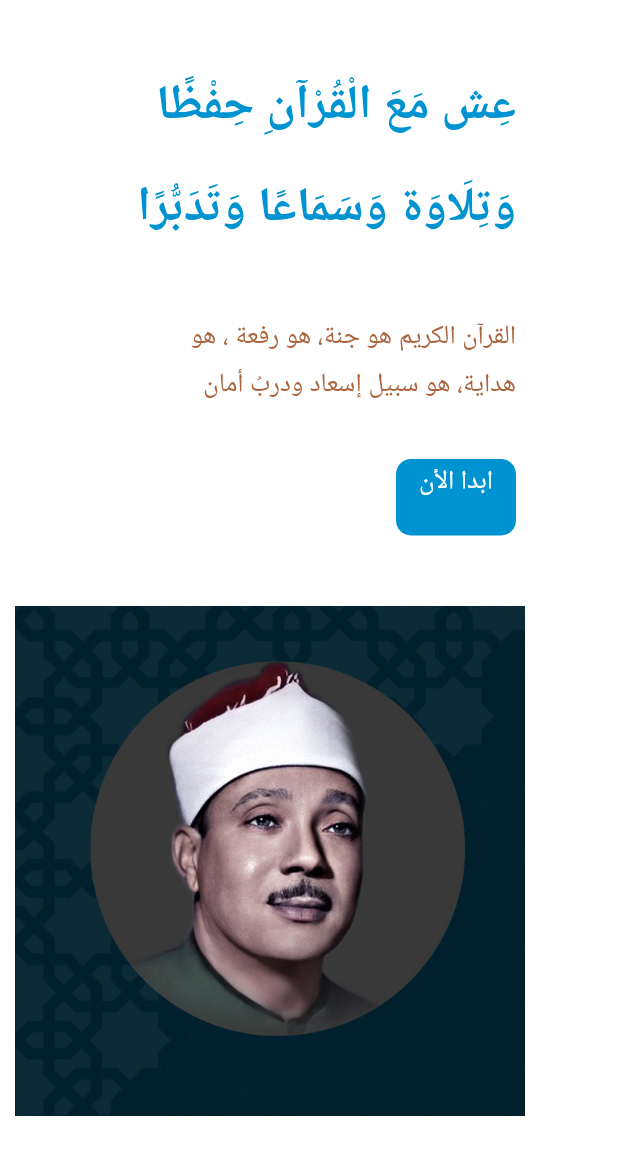
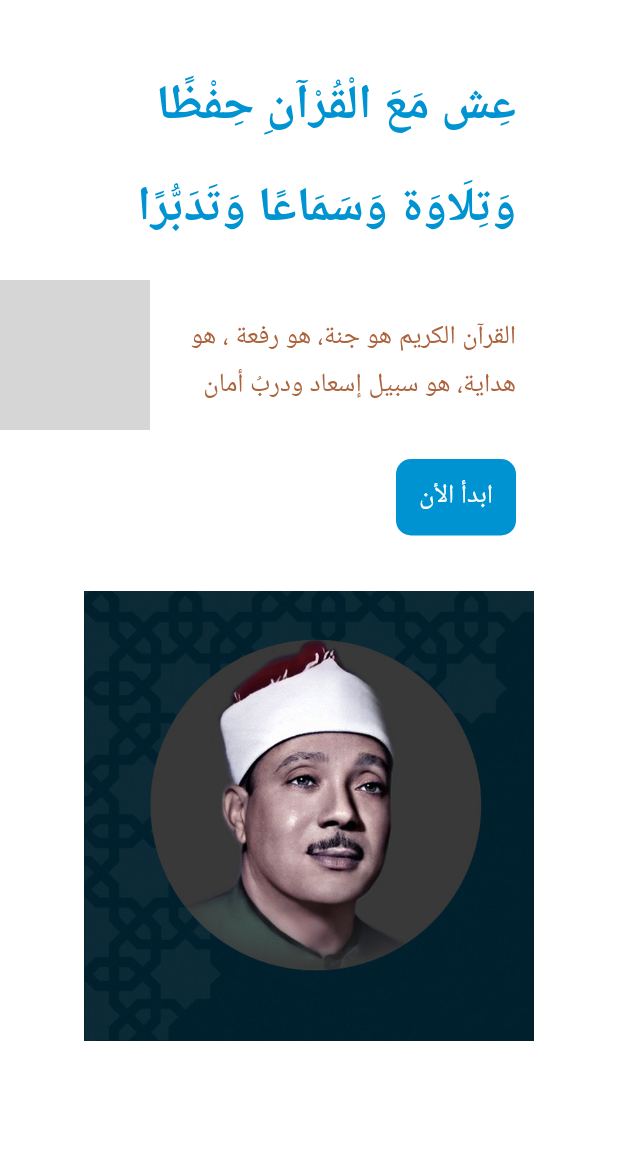
Before and after one commit to mhussin2008/test_jsonwork, a Flutter app: the Splash_Screen2 widget shown alone on an empty page, opened directly, on a phone screen of 412 x 824 dp. Shown: the top 1155 px of the screen. Run offline on Flutter 3.47's test engine with Material 2 defaults, Android fonts, the light colour scheme and no system bars; our stand-ins replace google_fonts; Roboto replaces fonts that are missing (Amiri); grey boxes are pictures that could not be loaded.

Commit message:
first try

```diff
--- a/mushaf_style/lib/splash_screen2.dart
+++ b/mushaf_style/lib/splash_screen2.dart
@@ -12,7 +12,7 @@ class Splash_Screen2 extends StatelessWidget {
       // splashscreen2Y7T (3:21)
       padding:  EdgeInsets.fromLTRB(0*fem, 36.5*fem, 0*fem, 0*fem),
       width:  double.infinity,
-      decoration:  BoxDecoration (
+      decoration:  const BoxDecoration (
         color:  Color(0xffffffff),
       ),
       child:
@@ -46,7 +46,7 @@ class Splash_Screen2 extends StatelessWidget {
                           fontSize:  32*ffem,
                           fontWeight:  FontWeight.w700,
                           height:  2.0903754395*ffem/fem,
-                          color:  Color(0xff0093d2),
+                          color:  const Color(0xff0093d2),
                         ),
                       ),
                     ),
@@ -67,12 +67,13 @@ class Splash_Screen2 extends StatelessWidget {
                       width:  80*fem,
                       height:  51*fem,
                       decoration:  BoxDecoration (
-                        color:  Color(0xff0093d2),
+                        color:  const Color(0xff0093d2),
                         borderRadius:  BorderRadius.circular(10*fem),
                       ),
                       child:
-                      Text(
-                        'ابدا الأن',
+                      Center(
+                        child: Text(
+                          'ابدأ الأن',
                           textAlign:  TextAlign.center,
                           style:  GoogleFonts.amiri (
 
@@ -80,6 +81,7 @@ class Splash_Screen2 extends StatelessWidget {
                             fontWeight:  FontWeight.w400,
                             height:  1.76*ffem/fem,
                             color:  Color(0xffffffff),
+                          ),
                         ),
                       ),
                     ),
@@ -110,32 +112,23 @@ class Splash_Screen2 extends StatelessWidget {
                     ),
                   ),
                 ),
-                Positioned(
-// removebgpreview1EgR (3:4)
-                  left:  0*fem,
-                  top:  175.5*fem,
-                  child:
-                  Align(
-                    child:
-                    SizedBox(
-                      width:  158*fem,
-                      height:  164*fem,
-                     // child:
-                      // Image.network(
-                      //   [Image url]
-                      //   fit:  BoxFit.cover,
-                      // ),
-                    ),
-                  ),
-                ),
+                const Positioned(
+                  left: 0,
+                    top: 150,
+                    child: Align(
+                      child: Image(
+                          width: 100,
+                          image: AssetImage('assets/pictures/sidepic.png')),
+                    ))
+
               ],
             ),
           ),
-         Container(
-           padding: EdgeInsets.all(10),
-           width: 360,
-           height: 360,
-             child: Image(image: AssetImage('assets/pictures/abdelbasit.jpg')))
+         const Row(
+            mainAxisAlignment: MainAxisAlignment.center,
+             children:  [Image(
+                 width: 300,
+                 image: AssetImage('assets/pictures/abdelbasit.jpg'))])
 
       ],
     ),
```
Also changed, not shown: mushaf_style/lib/generated/assets.dart. Lines whose indentation alone changed are shown as unchanged.
